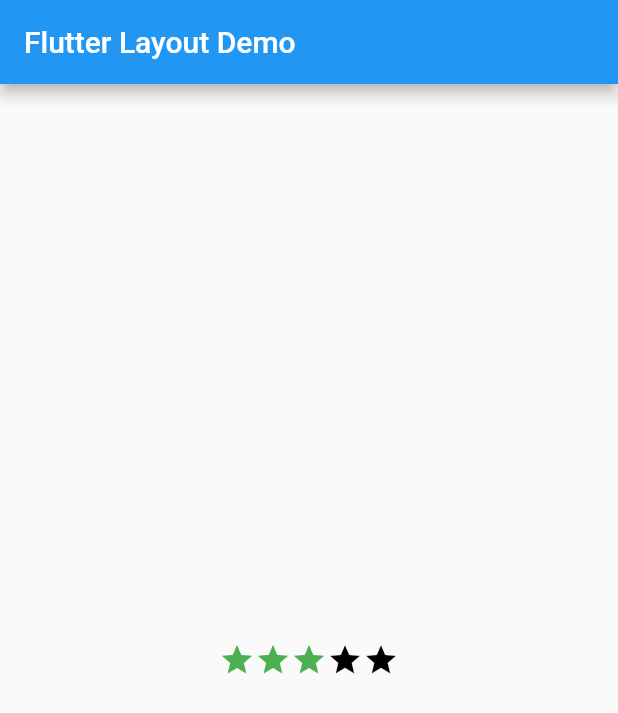
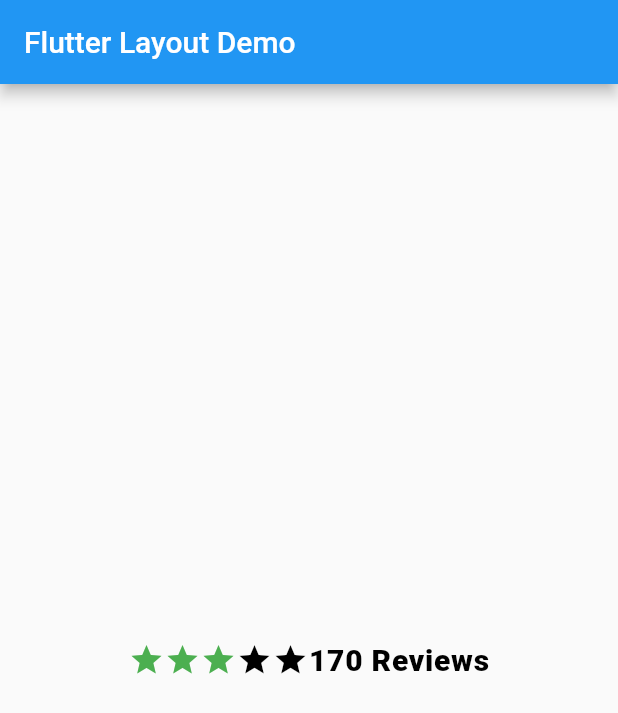
Before and after one commit to maxgdev/flutter_layouts, a Flutter app: the screen it shows after launch, on a phone screen of 412 x 824 dp. Shown: the top 713 px of the screen. Run offline on Flutter 3.47's test engine with Material 2 defaults, Android fonts, the phone set to English and light mode, and no system bars.

Commit message:
Used variables to hold layout widgets for rating widget

```diff
--- a/lib/main.dart
+++ b/lib/main.dart
@@ -23,15 +23,48 @@ class MyApp extends StatelessWidget {
           child: Row(
             mainAxisSize: MainAxisSize.min,
             children: [
-              Icon(Icons.star, color: Colors.green[500]),
-              Icon(Icons.star, color: Colors.green[500]),
-              Icon(Icons.star, color: Colors.green[500]),
-              Icon(Icons.star, color: Colors.black),
-              Icon(Icons.star, color: Colors.black),
+              ratings
             ],
+
           )
           ),
       ),
     );
   }
 }
+
+// the stars colurs may change hence the use of "var"
+var stars = Row(
+  mainAxisSize: MainAxisSize.min,
+  children: [
+    Icon(Icons.star, color: Colors.green[500]),
+    Icon(Icons.star, color: Colors.green[500]),
+    Icon(Icons.star, color: Colors.green[500]),
+    Icon(Icons.star, color: Colors.black),
+    Icon(Icons.star, color: Colors.black),
+  ],
+);
+
+// the layout is fixed, so we can use "final"
+final ratingText =  Text(
+        '170 Reviews',
+        style: TextStyle(
+          color: Colors.black,
+          fontWeight: FontWeight.w800,
+          fontFamily: 'Roboto',
+          letterSpacing: 0.5,
+          fontSize: 20,
+        ),
+      );
+
+// the layout is fixed, so we can use "final"
+final ratings = Container(
+  padding: EdgeInsets.all(20),
+  child: Row(
+    mainAxisAlignment: MainAxisAlignment.spaceEvenly,
+    children: [
+      stars,
+      ratingText,
+    ],
+  ),
+);
```
